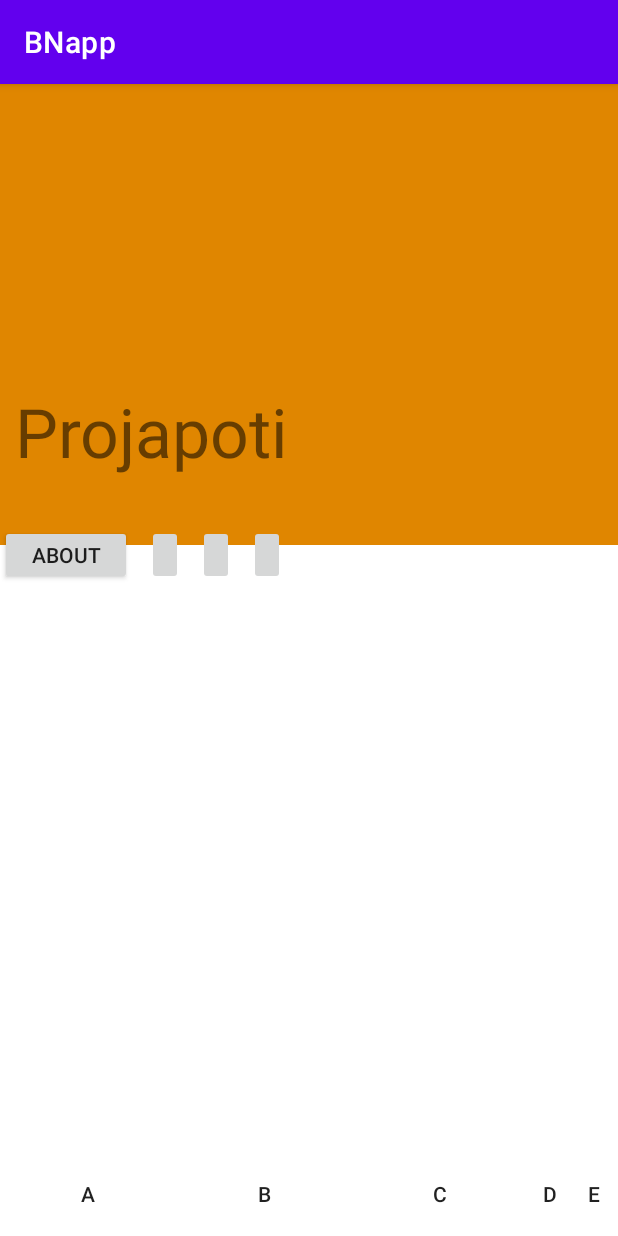
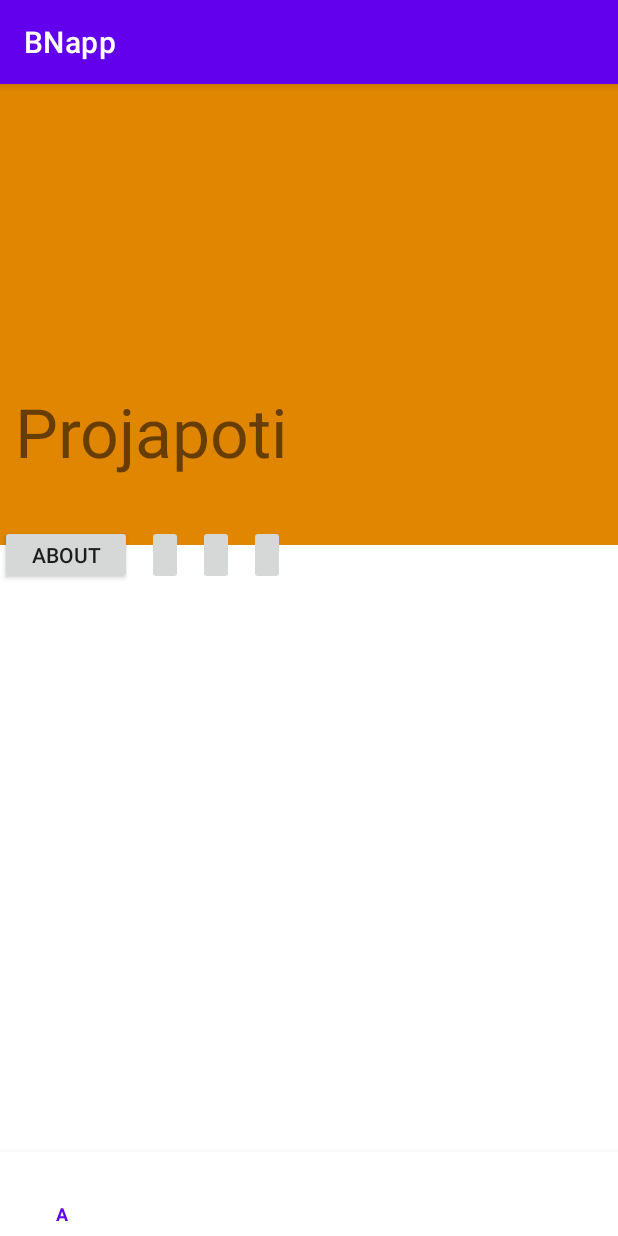
Before and after one commit to Raccoon15834/BNapp, an Android app: the screen it shows after launch (MainActivity), on a phone screen of 412 x 824 dp. Run offline under Robolectric (Android 15) with nearby library versions, the phone set to English and light mode, and no system bars; our stand-ins replace Firebase (no records; nobody signed in at launch, a user with empty details on screens opened directly).

Commit message:
fixed nav bar

```diff
--- a/app/src/main/java/das/anusha/bnapp/ActivityWithMenu.java
+++ b/app/src/main/java/das/anusha/bnapp/ActivityWithMenu.java
@@ -11,7 +11,7 @@ import androidx.appcompat.widget.ActionMenuView;
 
 public abstract class ActivityWithMenu {
     public static void setUpMenu(Activity a, Menu mybar) {
-        mybar = ((ActionMenuView) a.findViewById(R.id.bottombar)).getMenu();
+        //mybar = ((ActionMenuView) a.findViewById(R.id.bottombar)).getMenu();
         a.getMenuInflater().inflate(R.menu.menubar, mybar);
         Log.i("menubar", "setting up");
     }
--- a/app/src/main/java/das/anusha/bnapp/MainActivity.java
+++ b/app/src/main/java/das/anusha/bnapp/MainActivity.java
@@ -17,6 +17,9 @@ import android.view.MenuInflater;
 import android.view.MenuItem;
 import android.view.View;
 
+import com.google.android.material.bottomnavigation.BottomNavigationView;
+import com.google.android.material.navigation.NavigationBarMenu;
+import com.google.android.material.navigation.NavigationBarView;
 import com.google.firebase.FirebaseApp;
 import com.google.firebase.FirebaseOptions;
 import com.google.firebase.auth.FirebaseAuth;
@@ -27,11 +30,12 @@ import com.google.firebase.database.FirebaseDatabase;
 import das.anusha.bnapp.ActivityWithMenu;
 import com.google.firebase.database.ValueEventListener;
 
-public class MainActivity extends AppCompatActivity {
+public class MainActivity extends AppCompatActivity implements NavigationBarView.OnItemSelectedListener {
     Menu mybar;
     AppCompatImageButton settings, plus, search;
     AppCompatButton about;
     FirebaseDatabase mFD;
+    RecyclerView posts;
     Activity a = this;
     @Override
     protected void onCreate(Bundle savedInstanceState) {
@@ -40,15 +44,12 @@ public class MainActivity extends AppCompatActivity {
 
         //Ctrl+B to move to step
         setUpButtons();
-        //set up RecyclerView
-        RecyclerView.LayoutManager mLM = new StaggeredGridLayoutManager(3, StaggeredGridLayoutManager.VERTICAL);
-        RecyclerView posts = (RecyclerView) findViewById(R.id.postScroll);
-        posts.setLayoutManager(mLM);
-        posts.setAdapter(new PostsRecyclerViewAdapter(this));
+        setUpRecyclerView();
+        BottomNavigationView nav =  (BottomNavigationView)findViewById(R.id.bottom_navigatin_view);
+        nav.setOnItemSelectedListener(this);
+
         //set up database listener
-        FirebaseApp app = FirebaseApp.initializeApp(this);
         mFD = FirebaseDatabase.getInstance();
-       // mFD = FirebaseDatabase.getInstance(app);
         mFD.getReference("AllPosts").addChildEventListener(new ChildEventListener() {
             @Override
             public void onChildAdded(DataSnapshot dataSnapshot, String s) {
@@ -75,8 +76,14 @@ public class MainActivity extends AppCompatActivity {
 
             }
         });
-        //HOW TO GET STRINGS
 
+    }
+
+    private void setUpRecyclerView() {
+        RecyclerView.LayoutManager mLM = new StaggeredGridLayoutManager(3, StaggeredGridLayoutManager.VERTICAL);
+        posts = (RecyclerView) findViewById(R.id.postScroll);
+        posts.setLayoutManager(mLM);
+        posts.setAdapter(new PostsRecyclerViewAdapter(this));
     }
 
     @Override
@@ -93,12 +100,7 @@ public class MainActivity extends AppCompatActivity {
 //https://firebase.google.com/docs/auth/android/custom-auth
     private void startSignIn() {
     }
-    @Override
-    public boolean onOptionsItemSelected(@NonNull MenuItem item) {
-        Log.i("menubar", "menu clicked!!!!!!!");
-        if (!ActivityWithMenu.setOptionsSelected(this, item)) return super.onOptionsItemSelected(item);
-        return true;
-    }
+
 
     private void setUpButtons() {
         about = (AppCompatButton)findViewById(R.id.about);
@@ -116,10 +118,8 @@ public class MainActivity extends AppCompatActivity {
             }
         });
     }
+        public boolean onNavigationItemSelected(@NonNull MenuItem item) {
 
-    @Override
-    public boolean onCreateOptionsMenu(Menu menu) {
-        ActivityWithMenu.setUpMenu(this, mybar); //TODO highlight selected, smooth transition
-        return true;
-    }
+            return ActivityWithMenu.setOptionsSelected(this, item);
+        }
 }
--- a/app/src/main/res/layout/activity_main.xml
+++ b/app/src/main/res/layout/activity_main.xml
@@ -75,12 +75,18 @@
         android:paddingBottom="@dimen/padding"
         app:layout_constraintTop_toBottomOf="@id/bannerline"
         app:layout_constraintBottom_toBottomOf="parent"/>
-    <androidx.appcompat.widget.ActionMenuView
-        android:id="@+id/bottombar"
+<!--    <androidx.appcompat.widget.ActionMenuView-->
+<!--        android:id="@+id/bottombar"-->
+<!--        android:layout_width="match_parent"-->
+<!--        android:layout_height="@dimen/menusize"-->
+<!--        app:layout_constraintBottom_toBottomOf="parent"-->
+<!--        app:layout_constraintLeft_toLeftOf="parent" />-->
+    <com.google.android.material.bottomnavigation.BottomNavigationView
+        android:id="@+id/bottom_navigatin_view"
         android:layout_width="match_parent"
-        android:layout_height="@dimen/menusize"
+        android:layout_height="wrap_content"
+        android:background="@color/white"
         app:layout_constraintBottom_toBottomOf="parent"
-        app:layout_constraintLeft_toLeftOf="parent"
-        android:elevation="4dp"/>>
+        app:menu="@menu/menubar" />
 
 </androidx.constraintlayout.widget.ConstraintLayout>
--- a/app/src/main/res/menu/menubar.xml
+++ b/app/src/main/res/menu/menubar.xml
@@ -1,9 +1,7 @@
 <?xml version="1.0" encoding="utf-8"?>
 <menu xmlns:android="http://schemas.android.com/apk/res/android"
-    xmlns:app="http://schemas.android.com/apk/res-auto"
-    android:elevation="4dp"
-    android:background="@color/orange"
-    android:id="@+id/menuStyle">
+    xmlns:app="http://schemas.android.com/apk/res-auto">
+    <!--android:id="@+id/menuStyle"-->
     <item android:id="@+id/speak"
         android:title="A"
         app:showAsAction="always" />
```
